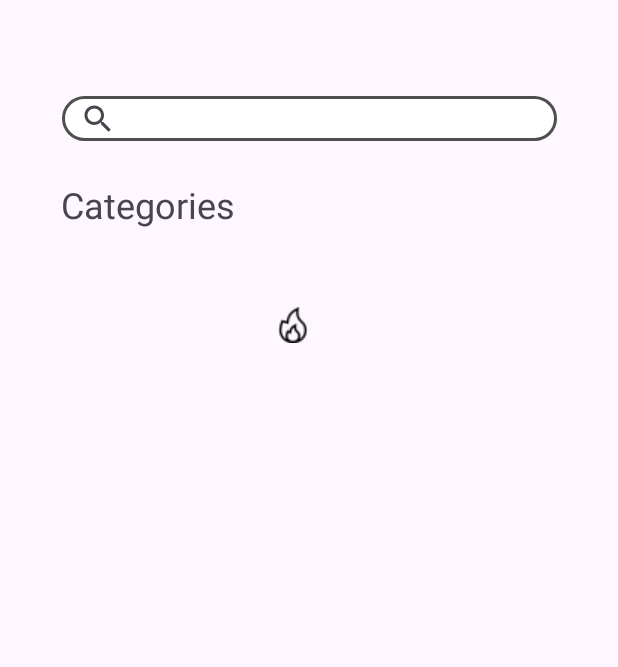
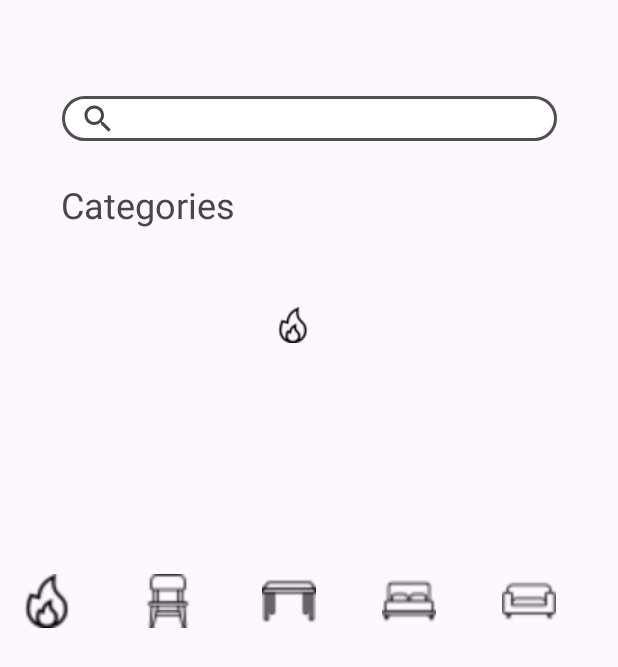
Before and after one commit to Raefabdulnazir/FurniCart, an Android app: the HomePageActivity screen opened directly, with no data from a screen before it, on a phone screen of 412 x 824 dp. Shown: the top 667 px of the screen. Run offline under Robolectric (Android 15) with nearby library versions, the phone set to English and light mode, and no system bars.

Commit message:
creating home page

```diff
--- a/app/src/main/res/layout/activity_home_page.xml
+++ b/app/src/main/res/layout/activity_home_page.xml
@@ -44,5 +44,61 @@
         app:layout_constraintVertical_bias="0.046"
         />
 
+    <LinearLayout
+        android:id="@+id/testingLayout"
+        android:layout_width="389dp"
+        android:layout_height="63dp"
+        android:orientation="horizontal"
+        app:layout_constraintBottom_toBottomOf="parent"
+        app:layout_constraintEnd_toEndOf="parent"
+        app:layout_constraintStart_toStartOf="parent"
+        app:layout_constraintTop_toTopOf="parent">
+
+        <ImageView
+            android:id="@+id/popular_icon"
+            android:layout_width="40dp"
+            android:layout_height="40dp"
+            android:paddingHorizontal="2dp"
+            android:paddingVertical="2dp"
+            android:src="@drawable/icon_popular" />
+
+        <ImageView
+            android:id="@+id/chair_icon"
+            android:layout_width="41dp"
+            android:layout_height="40dp"
+            android:layout_marginLeft="40dp"
+            android:paddingHorizontal="2dp"
+            android:paddingVertical="2dp"
+            android:src="@drawable/icon_chairs" />
+
+        <ImageView
+            android:id="@+id/table_icon"
+            android:layout_width="40dp"
+            android:layout_height="40dp"
+            android:layout_marginLeft="40dp"
+            android:paddingHorizontal="2dp"
+            android:paddingVertical="2dp"
+            android:src="@drawable/icon_tables" />
+
+        <ImageView
+            android:id="@+id/bed_icon"
+            android:layout_width="40dp"
+            android:layout_height="40dp"
+            android:layout_marginLeft="40dp"
+            android:paddingHorizontal="2dp"
+            android:paddingVertical="2dp"
+            android:src="@drawable/icon_beds" />
+
+        <ImageView
+            android:id="@+id/sofas_icon"
+            android:layout_width="40dp"
+            android:layout_height="40dp"
+            android:layout_marginLeft="40dp"
+            android:paddingHorizontal="2dp"
+            android:paddingVertical="2dp"
+            android:src="@drawable/icon_sofas"
+            />
+
+    </LinearLayout>
 
 </androidx.constraintlayout.widget.ConstraintLayout>
```
